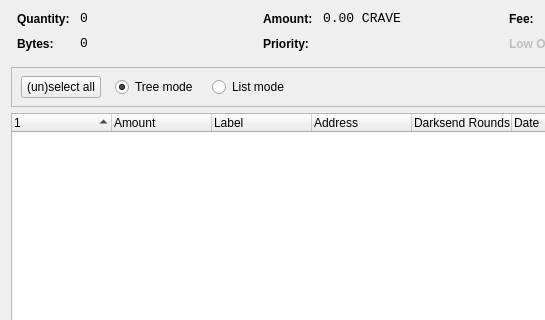
CooleRRSA/crave, file src/qt/forms/coincontroldialog.ui: the form before one commit; both pictures show x 0 to 545 and y 0 to 320 of the 1000 by 500 pixel window.
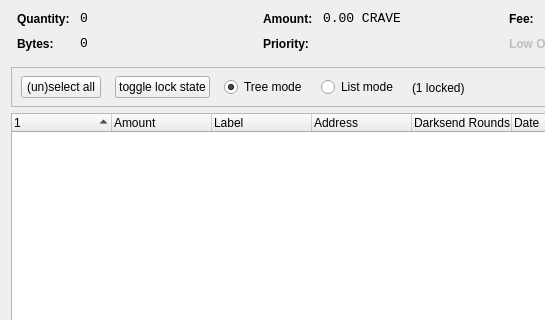
The form after the commit. Custom widgets are drawn as their Qt base class.

Diff of the .ui file:
```diff
--- a/src/qt/forms/coincontroldialog.ui
+++ b/src/qt/forms/coincontroldialog.ui
@@ -396,6 +396,22 @@
          </property>
         </widget>
        </item>
+        <item>
+         <widget class="QPushButton" name="pushButtonToggleLock">
+          <property name="sizePolicy">
+           <sizepolicy hsizetype="Maximum" vsizetype="Fixed">
+            <horstretch>0</horstretch>
+            <verstretch>0</verstretch>
+           </sizepolicy>
+          </property>
+          <property name="text">
+           <string>toggle lock state</string>
+          </property>
+          <property name="autoDefault">
+           <bool>false</bool>
+          </property>
+         </widget>
+        </item>
        <item>
         <widget class="QRadioButton" name="radioTreeMode">
          <property name="sizePolicy">
@@ -425,6 +441,13 @@
          </property>
         </widget>
        </item>
+        <item>
+         <widget class="QLabel" name="labelLocked">
+          <property name="text">
+           <string>(1 locked)</string>
+          </property>
+         </widget>
+        </item>
        <item>
         <spacer name="horizontalSpacer">
          <property name="orientation">
```
